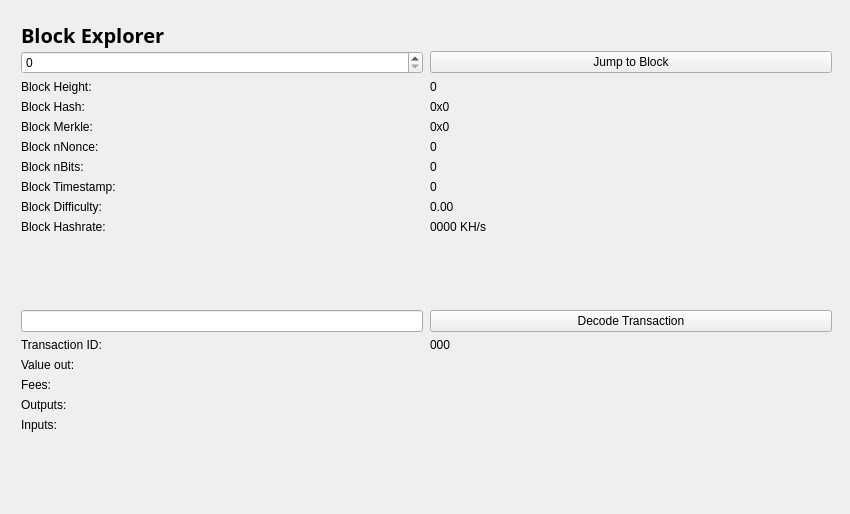
transferdev/Transfercoin, file src/qt/forms/blockbrowser.ui: the form before one commit.
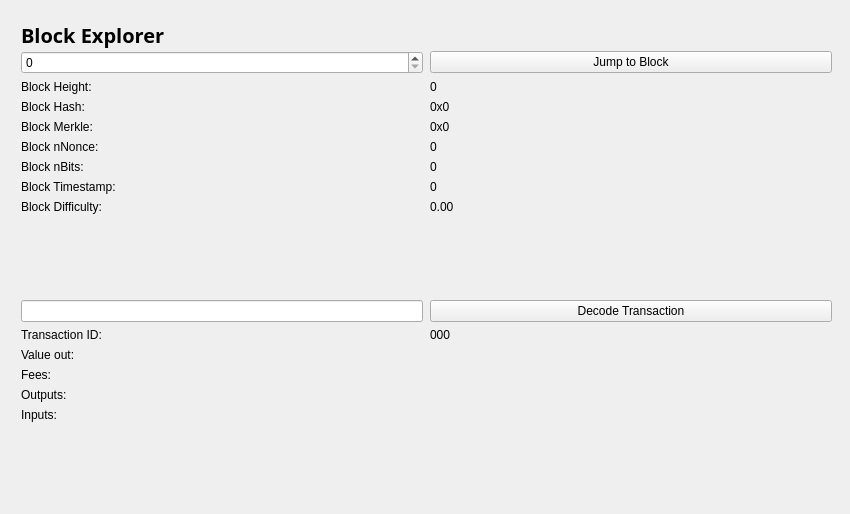
The form after the commit.

Commit message: Remove hashrate from explorer

Patch:
```diff
--- a/src/qt/forms/blockbrowser.ui
+++ b/src/qt/forms/blockbrowser.ui
@@ -141,13 +141,6 @@
          </property>
         </widget>
        </item>
-       <item row="10" column="1">
-        <widget class="QLabel" name="pawBox">
-         <property name="text">
-          <string>0000 KH/s</string>
-         </property>
-        </widget>
-       </item>
        <item row="14" column="0">
         <widget class="QLabel" name="valueLabel">
          <property name="text">
@@ -255,13 +248,6 @@
          </property>
         </widget>
        </item>
-       <item row="10" column="0">
-        <widget class="QLabel" name="pawLabel">
-         <property name="text">
-          <string>Block Hashrate:</string>
-         </property>
-        </widget>
-       </item>
        <item row="3" column="1">
         <widget class="QLabel" name="heightLabel">
          <property name="text">
```
The commit also changes 1 other file.
